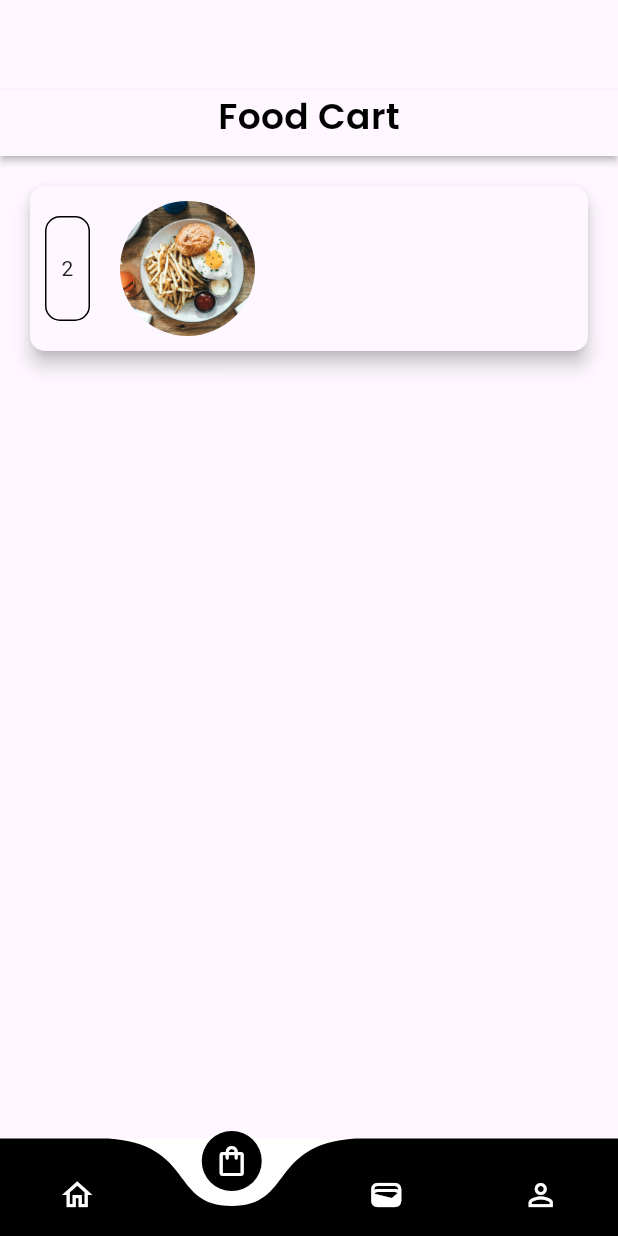
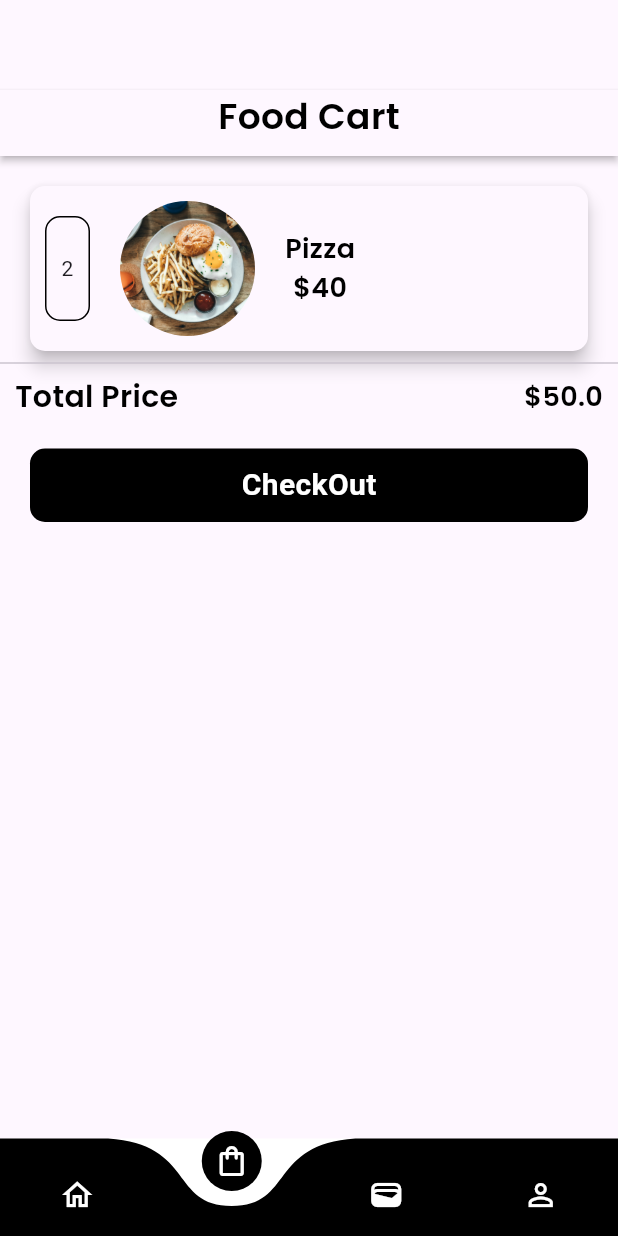
Before and after one commit to naasmile/ecommerce_final, a Flutter app: the screen it shows after launch, item 2 of the bottom bar chosen, on a phone screen of 412 x 824 dp. Run offline on Flutter 3.47's test engine with Material 3 defaults, Android fonts, the phone set to English and light mode, and no system bars; drawn by our look-alikes of curved_navigation_bar; our stand-ins replace cloud_firestore, firebase_auth, firebase_core, firebase_storage, image_picker, random_string and 1 more; missing offline and left inert: firebase_app_check; accounts and stored records are empty.

Commit message:
complete food cart

```diff
--- a/lib/pages/order.dart
+++ b/lib/pages/order.dart
@@ -16,7 +16,9 @@ class _OrderState extends State<Order> {
     return  Scaffold(
       body: Container(
         padding: EdgeInsets.only(top: 60.0),
-        child: Column(children: [
+        child: Column(
+          crossAxisAlignment: CrossAxisAlignment.start,
+          children: [
           Material(
               elevation: 2.0,
               child: Container(
@@ -39,7 +41,9 @@ class _OrderState extends State<Order> {
                 child: Container(
                   decoration: BoxDecoration(borderRadius: BorderRadius.circular(10)),
                   padding: EdgeInsets.all(10),
-                  child: Row(children: [
+                  child: Row(
+
+                    children: [
                     Container(
                       height: 70,
                       width: 30,
@@ -49,13 +53,46 @@ class _OrderState extends State<Order> {
                     SizedBox(width: 20.0,),
                     ClipRRect(
                       borderRadius: BorderRadius.circular(60),
-                      child: Image.asset("images/food.jpg", height: 90, width: 90, fit: BoxFit.cover,))
+                      child: Image.asset("images/food.jpg", height: 90, width: 90, fit: BoxFit.cover,)),
+                      SizedBox(width: 20.0,),
+                      Column(
+                        children: [
+                          Text("Pizza", style: AppWidget.semiBoldTextFeildStyle(),),
+                          Text("\$40", style: AppWidget.semiBoldTextFeildStyle(),)
+                        ],
+                      )
                 ],
                 ),
                 ),
               ),
-            )
-        ],),
+            ),
+              Divider(),
+              Padding(
+                padding: const EdgeInsets.only(left: 10.0, right: 10.0),
+                child: Row(
+                  mainAxisAlignment: MainAxisAlignment.spaceBetween,
+                  children: [
+                    Text(
+                    "Total Price",
+                    style: AppWidget.boldTextFeildStyle(),
+                                ),
+                    Text(
+                    "\$50.0",
+                    style: AppWidget.semiBoldTextFeildStyle(),
+                  )
+                  ],
+                ),
+              ),
+              SizedBox(height: 20.0,),
+              Container(
+                padding: EdgeInsets.symmetric(vertical: 10.0),
+                width: MediaQuery.of(context).size.width,
+                decoration: BoxDecoration(color: Colors.black, borderRadius: BorderRadius.circular(10)),
+                margin: EdgeInsets.only(left: 20.0, right: 20.0),
+                child: Center(child: Text("CheckOut", style: TextStyle(color: Colors.white, fontSize: 20.0, fontWeight: FontWeight.bold),)),
+              )
+        ],)
+        ,
       ),
     );
   }
```
